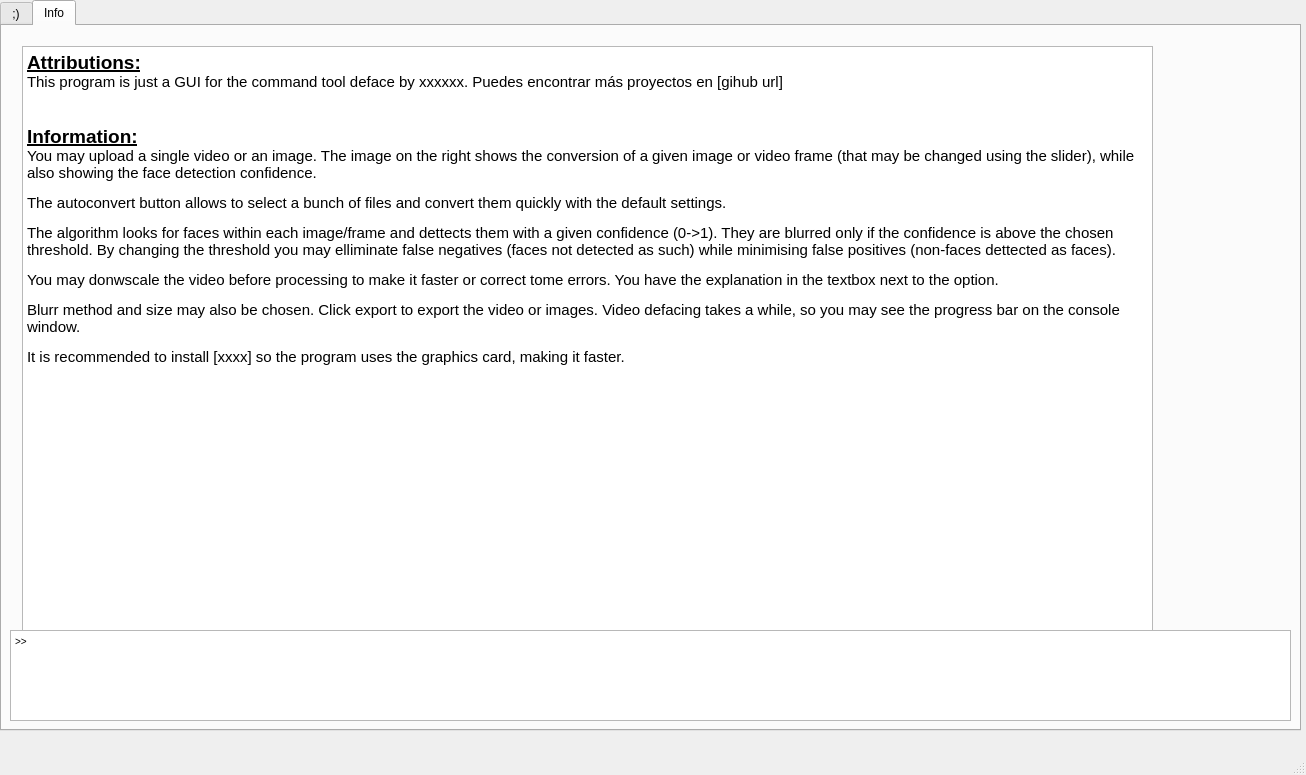
vicent-b/Deface-GUI, file Mainwindow.ui: the form before one commit.
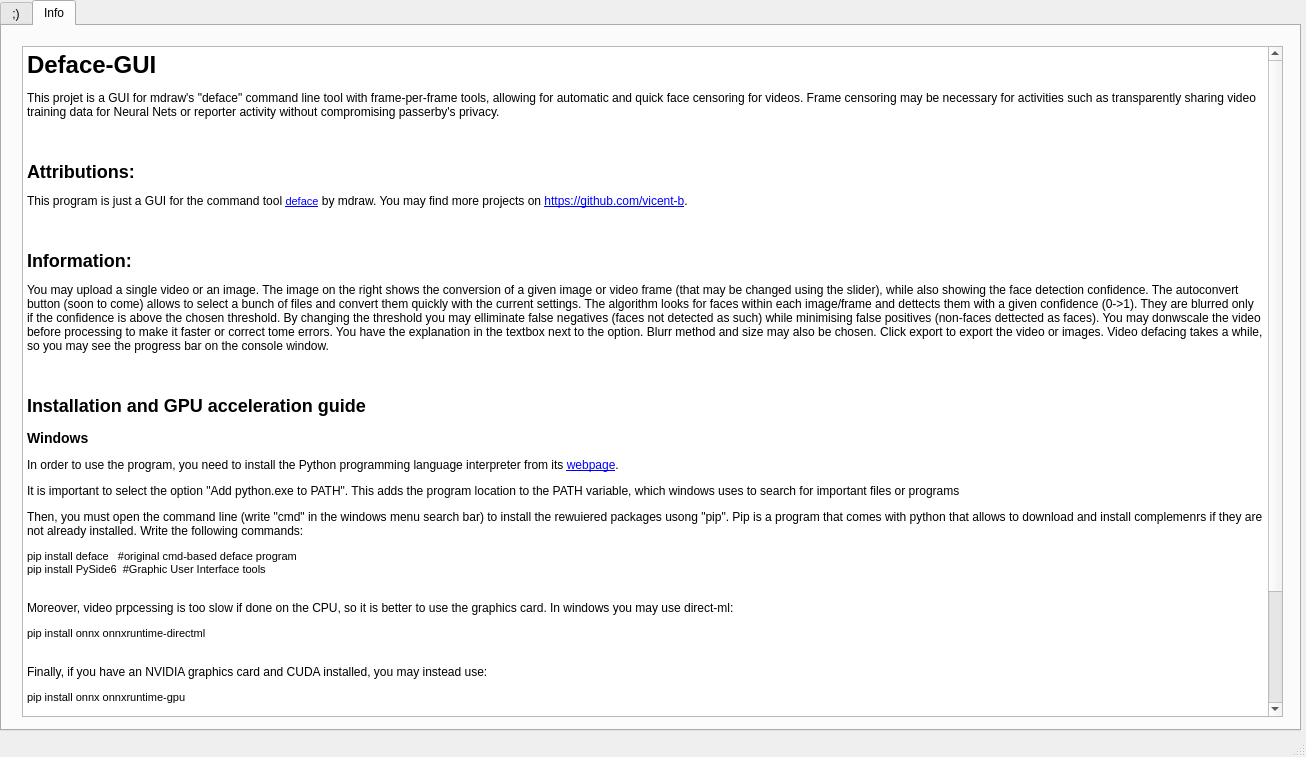
The form after the commit. The open tabs and pages were chosen to show the change.

Commit message:
Images are now supported!
-Cleaned up unused variables

- !!! Mainwindow.ui was not being updated recently, as I was mistakenly editing a copy in another folder. Sorry!

The edit to the form file:
```diff
--- a/Mainwindow.ui
+++ b/Mainwindow.ui
@@ -7,7 +7,7 @@
     <x>0</x>
     <y>0</y>
     <width>1306</width>
-    <height>775</height>
+    <height>757</height>
    </rect>
   </property>
   <property name="windowTitle">
@@ -858,6 +858,30 @@
 multiple files</string>
       </property>
      </widget>
+     <widget class="QTextEdit" name="textEdit_ConsoleOutput">
+      <property name="geometry">
+       <rect>
+        <x>10</x>
+        <y>590</y>
+        <width>1281</width>
+        <height>91</height>
+       </rect>
+      </property>
+      <property name="autoFillBackground">
+       <bool>false</bool>
+      </property>
+      <property name="readOnly">
+       <bool>true</bool>
+      </property>
+      <property name="html">
+       <string>&lt;!DOCTYPE HTML PUBLIC &quot;-//W3C//DTD HTML 4.0//EN&quot; &quot;http://www.w3.org/TR/REC-html40/strict.dtd&quot;&gt;
+&lt;html&gt;&lt;head&gt;&lt;meta name=&quot;qrichtext&quot; content=&quot;1&quot; /&gt;&lt;style type=&quot;text/css&quot;&gt;
+p, li { white-space: pre-wrap; }
+&lt;/style&gt;&lt;/head&gt;&lt;body style=&quot; font-family:'MS Shell Dlg 2'; font-size:7.8pt; font-weight:400; font-style:normal;&quot;&gt;
+&lt;p style=&quot; margin-top:0px; margin-bottom:0px; margin-left:0px; margin-right:0px; -qt-block-indent:0; text-indent:0px;&quot;&gt;&amp;gt;&amp;gt;&lt;/p&gt;
+&lt;p style=&quot;-qt-paragraph-type:empty; margin-top:0px; margin-bottom:0px; margin-left:0px; margin-right:0px; -qt-block-indent:0; text-indent:0px;&quot;&gt;&lt;br /&gt;&lt;/p&gt;&lt;/body&gt;&lt;/html&gt;</string>
+      </property>
+     </widget>
     </widget>
     <widget class="QWidget" name="tab_1">
      <attribute name="title">
@@ -868,8 +892,8 @@
        <rect>
         <x>20</x>
         <y>20</y>
-        <width>1131</width>
-        <height>661</height>
+        <width>1261</width>
+        <height>671</height>
        </rect>
       </property>
       <property name="html">
@@ -877,42 +901,38 @@
 &lt;html&gt;&lt;head&gt;&lt;meta name=&quot;qrichtext&quot; content=&quot;1&quot; /&gt;&lt;style type=&quot;text/css&quot;&gt;
 p, li { white-space: pre-wrap; }
 &lt;/style&gt;&lt;/head&gt;&lt;body style=&quot; font-family:'MS Shell Dlg 2'; font-size:7.8pt; font-weight:400; font-style:normal;&quot;&gt;
-&lt;p style=&quot; margin-top:12px; margin-bottom:12px; margin-left:0px; margin-right:0px; -qt-block-indent:0; text-indent:0px;&quot;&gt;&lt;span style=&quot; font-size:14pt; font-weight:600; text-decoration: underline;&quot;&gt;Attributions:&lt;/span&gt;&lt;span style=&quot; font-size:11pt;&quot;&gt;&lt;br /&gt;This program is just a GUI for the command tool deface by xxxxxx. Puedes encontrar más proyectos en [gihub url]&lt;/span&gt;&lt;/p&gt;
-&lt;p style=&quot; margin-top:12px; margin-bottom:12px; margin-left:0px; margin-right:0px; -qt-block-indent:0; text-indent:0px;&quot;&gt;&lt;span style=&quot; font-size:14pt;&quot;&gt;&lt;br /&gt;&lt;/span&gt;&lt;span style=&quot; font-size:14pt; font-weight:600; text-decoration: underline;&quot;&gt;Information:&lt;/span&gt;&lt;span style=&quot; font-size:11pt;&quot;&gt;&lt;br /&gt;You may upload a single video or an image. The image on the right shows the conversion of a given image or video frame (that may be changed using the slider), while also showing the face detection confidence.&lt;/span&gt;&lt;/p&gt;
-&lt;p style=&quot; margin-top:12px; margin-bottom:12px; margin-left:0px; margin-right:0px; -qt-block-indent:0; text-indent:0px;&quot;&gt;&lt;span style=&quot; font-size:11pt;&quot;&gt;The autoconvert button allows to select a bunch of files and convert them quickly with the default settings.&lt;/span&gt;&lt;/p&gt;
-&lt;p style=&quot; margin-top:12px; margin-bottom:12px; margin-left:0px; margin-right:0px; -qt-block-indent:0; text-indent:0px;&quot;&gt;&lt;span style=&quot; font-size:11pt;&quot;&gt;The algorithm looks for faces within each image/frame and dettects them with a given confidence (0-&amp;gt;1). They are blurred only if the confidence is above the chosen threshold. By changing the threshold you may elliminate false negatives (faces not detected as such) while minimising false positives (non-faces dettected as faces).&lt;/span&gt;&lt;/p&gt;
-&lt;p style=&quot; margin-top:12px; margin-bottom:12px; margin-left:0px; margin-right:0px; -qt-block-indent:0; text-indent:0px;&quot;&gt;&lt;span style=&quot; font-size:11pt;&quot;&gt;You may donwscale the video before processing to make it faster or correct tome errors. You have the explanation in the textbox next to the option.&lt;/span&gt;&lt;/p&gt;
-&lt;p style=&quot; margin-top:12px; margin-bottom:12px; margin-left:0px; margin-right:0px; -qt-block-indent:0; text-indent:0px;&quot;&gt;&lt;span style=&quot; font-size:11pt;&quot;&gt;Blurr method and size may also be chosen. Click export to export the video or images. Video defacing takes a while, so you may see the progress bar on the console window. &lt;/span&gt;&lt;/p&gt;
-&lt;p style=&quot; margin-top:12px; margin-bottom:12px; margin-left:0px; margin-right:0px; -qt-block-indent:0; text-indent:0px;&quot;&gt;&lt;span style=&quot; font-size:11pt;&quot;&gt;It is recommended to install [xxxx] so the program uses the graphics card, making it faster.&lt;/span&gt;&lt;/p&gt;
-&lt;p style=&quot; margin-top:12px; margin-bottom:12px; margin-left:0px; margin-right:0px; -qt-block-indent:0; text-indent:0px;&quot;&gt;&lt;span style=&quot; font-size:6.6pt;&quot;&gt;&lt;br /&gt;&lt;/span&gt;&lt;/p&gt;&lt;/body&gt;&lt;/html&gt;</string>
+&lt;h1 style=&quot; margin-top:18px; margin-bottom:12px; margin-left:0px; margin-right:0px; -qt-block-indent:0; text-indent:0px;&quot;&gt;&lt;a name=&quot;deface-gui&quot;&gt;&lt;/a&gt;&lt;span style=&quot; font-size:8pt; font-weight:600;&quot;&gt;D&lt;/span&gt;&lt;span style=&quot; font-size:8pt; font-weight:600;&quot;&gt;eface-GUI&lt;/span&gt;&lt;/h1&gt;
+&lt;p style=&quot; margin-top:12px; margin-bottom:12px; margin-left:0px; margin-right:0px; -qt-block-indent:0; text-indent:0px;&quot;&gt;&lt;span style=&quot; font-size:9pt;&quot;&gt;This projet is a GUI for mdraw's &amp;quot;deface&amp;quot; command line tool with frame-per-frame tools, allowing for automatic and quick face censoring for videos. Frame censoring may be necessary for activities such as transparently sharing video training data for Neural Nets or reporter activity without compromising passerby's privacy.&lt;/span&gt;&lt;/p&gt;
+&lt;p style=&quot;-qt-paragraph-type:empty; margin-top:12px; margin-bottom:12px; margin-left:0px; margin-right:0px; -qt-block-indent:0; text-indent:0px; font-size:9pt;&quot;&gt;&lt;br /&gt;&lt;/p&gt;
+&lt;h2 style=&quot; margin-top:16px; margin-bottom:12px; margin-left:0px; margin-right:0px; -qt-block-indent:0; text-indent:0px;&quot;&gt;&lt;a name=&quot;attributions-&quot;&gt;&lt;/a&gt;&lt;span style=&quot; font-size:8pt; font-weight:600;&quot;&gt;A&lt;/span&gt;&lt;span style=&quot; font-size:8pt; font-weight:600;&quot;&gt;ttributions:&lt;/span&gt;&lt;/h2&gt;
+&lt;p style=&quot; margin-top:12px; margin-bottom:12px; margin-left:0px; margin-right:0px; -qt-block-indent:0; text-indent:0px;&quot;&gt;&lt;span style=&quot; font-size:9pt;&quot;&gt;This program is just a GUI for the command tool &lt;/span&gt;&lt;a href=&quot;https://github.com/ORB-HD/deface/&quot;&gt;&lt;span style=&quot; font-size:8pt; text-decoration: underline; color:#0000ff;&quot;&gt;deface&lt;/span&gt;&lt;/a&gt;&lt;span style=&quot; font-size:9pt;&quot;&gt; by mdraw. You may find more projects on &lt;/span&gt;&lt;a href=&quot;https://github.com/vicent-b&quot;&gt;&lt;span style=&quot; font-size:9pt; text-decoration: underline; color:#0000ff;&quot;&gt;https://github.com/vicent-b&lt;/span&gt;&lt;/a&gt;&lt;span style=&quot; font-size:9pt;&quot;&gt;.&lt;/span&gt;&lt;/p&gt;
+&lt;p style=&quot;-qt-paragraph-type:empty; margin-top:12px; margin-bottom:12px; margin-left:0px; margin-right:0px; -qt-block-indent:0; text-indent:0px; font-size:9pt;&quot;&gt;&lt;br /&gt;&lt;/p&gt;
+&lt;h2 style=&quot; margin-top:16px; margin-bottom:12px; margin-left:0px; margin-right:0px; -qt-block-indent:0; text-indent:0px;&quot;&gt;&lt;a name=&quot;information-&quot;&gt;&lt;/a&gt;&lt;span style=&quot; font-size:8pt; font-weight:600;&quot;&gt;I&lt;/span&gt;&lt;span style=&quot; font-size:8pt; font-weight:600;&quot;&gt;nformation:&lt;/span&gt;&lt;/h2&gt;
+&lt;p style=&quot; margin-top:12px; margin-bottom:12px; margin-left:0px; margin-right:0px; -qt-block-indent:0; text-indent:0px;&quot;&gt;&lt;span style=&quot; font-size:9pt;&quot;&gt;You may upload a single video or an image. The image on the right shows the conversion of a given image or video frame (that may be changed using the slider), while also showing the face detection confidence. The autoconvert button (soon to come) allows to select a bunch of files and convert them quickly with the current settings. The algorithm looks for faces within each image/frame and dettects them with a given confidence (0-&amp;gt;1). They are blurred only if the confidence is above the chosen threshold. By changing the threshold you may elliminate false negatives (faces not detected as such) while minimising false positives (non-faces dettected as faces). You may donwscale the video before processing to make it faster or correct tome errors. You have the explanation in the textbox next to the option. Blurr method and size may also be chosen. Click export to export the video or images. Video defacing takes a while, so you may see the progress bar on the console window. &lt;/span&gt;&lt;/p&gt;
+&lt;p style=&quot;-qt-paragraph-type:empty; margin-top:12px; margin-bottom:12px; margin-left:0px; margin-right:0px; -qt-block-indent:0; text-indent:0px; font-size:9pt;&quot;&gt;&lt;br /&gt;&lt;/p&gt;
+&lt;h2 style=&quot; margin-top:16px; margin-bottom:12px; margin-left:0px; margin-right:0px; -qt-block-indent:0; text-indent:0px;&quot;&gt;&lt;a name=&quot;installation-and-gpu-acceleration-guide&quot;&gt;&lt;/a&gt;&lt;span style=&quot; font-size:8pt; font-weight:600;&quot;&gt;I&lt;/span&gt;&lt;span style=&quot; font-size:8pt; font-weight:600;&quot;&gt;nstallation and GPU acceleration guide&lt;/span&gt;&lt;/h2&gt;
+&lt;h3 style=&quot; margin-top:14px; margin-bottom:12px; margin-left:0px; margin-right:0px; -qt-block-indent:0; text-indent:0px;&quot;&gt;&lt;a name=&quot;windows&quot;&gt;&lt;/a&gt;&lt;span style=&quot; font-size:8pt; font-weight:600;&quot;&gt;W&lt;/span&gt;&lt;span style=&quot; font-size:8pt; font-weight:600;&quot;&gt;indows&lt;/span&gt;&lt;/h3&gt;
+&lt;p style=&quot; margin-top:12px; margin-bottom:12px; margin-left:0px; margin-right:0px; -qt-block-indent:0; text-indent:0px;&quot;&gt;&lt;span style=&quot; font-size:9pt;&quot;&gt;In order to use the program, you need to install the Python programming language interpreter from its &lt;/span&gt;&lt;a href=&quot;www.python.org&quot;&gt;&lt;span style=&quot; font-size:9pt; text-decoration: underline; color:#0000ff;&quot;&gt;webpage&lt;/span&gt;&lt;/a&gt;&lt;span style=&quot; font-size:9pt;&quot;&gt;. &lt;/span&gt;&lt;/p&gt;
+&lt;p style=&quot; margin-top:12px; margin-bottom:12px; margin-left:0px; margin-right:0px; -qt-block-indent:0; text-indent:0px;&quot;&gt;&lt;span style=&quot; font-size:9pt;&quot;&gt;It is important to select the option &amp;quot;Add python.exe to PATH&amp;quot;. This adds the program location to the PATH variable, which windows uses to search for important files or programs&lt;/span&gt;&lt;/p&gt;
+&lt;p style=&quot; margin-top:12px; margin-bottom:12px; margin-left:0px; margin-right:0px; -qt-block-indent:0; text-indent:0px;&quot;&gt;&lt;span style=&quot; font-size:9pt;&quot;&gt;Then, you must open the command line (write &amp;quot;cmd&amp;quot; in the windows menu search bar) to install the rewuiered packages usong &amp;quot;pip&amp;quot;. Pip is a program that comes with python that allows to download and install complemenrs if they are not already installed. Write the following commands:&lt;/span&gt;&lt;/p&gt;
+&lt;p style=&quot; margin-top:12px; margin-bottom:0px; margin-left:0px; margin-right:0px; -qt-block-indent:0; text-indent:0px;&quot;&gt;&lt;span style=&quot; font-family:'Courier New'; font-size:8pt;&quot;&gt;pip install deface   #original cmd-based deface program&lt;/span&gt;&lt;/p&gt;
+&lt;p style=&quot; margin-top:0px; margin-bottom:0px; margin-left:0px; margin-right:0px; -qt-block-indent:0; text-indent:0px;&quot;&gt;&lt;span style=&quot; font-family:'Courier New'; font-size:8pt;&quot;&gt;pip install PySide6  #Graphic User Interface tools&lt;/span&gt;&lt;/p&gt;
+&lt;p style=&quot;-qt-paragraph-type:empty; margin-top:0px; margin-bottom:12px; margin-left:0px; margin-right:0px; -qt-block-indent:0; text-indent:0px; font-family:'Courier New'; font-size:8pt;&quot;&gt;&lt;br /&gt;&lt;/p&gt;
+&lt;p style=&quot; margin-top:12px; margin-bottom:12px; margin-left:0px; margin-right:0px; -qt-block-indent:0; text-indent:0px;&quot;&gt;&lt;span style=&quot; font-size:9pt;&quot;&gt;Moreover, video prpcessing is too slow if done on the CPU, so it is better to use the graphics card. In windows you may use direct-ml:&lt;/span&gt;&lt;/p&gt;
+&lt;p style=&quot; margin-top:12px; margin-bottom:0px; margin-left:0px; margin-right:0px; -qt-block-indent:0; text-indent:0px;&quot;&gt;&lt;span style=&quot; font-family:'Courier New'; font-size:8pt;&quot;&gt;pip install onnx onnxruntime-directml&lt;/span&gt;&lt;/p&gt;
+&lt;p style=&quot;-qt-paragraph-type:empty; margin-top:0px; margin-bottom:12px; margin-left:0px; margin-right:0px; -qt-block-indent:0; text-indent:0px; font-family:'Courier New'; font-size:8pt;&quot;&gt;&lt;br /&gt;&lt;/p&gt;
+&lt;p style=&quot; margin-top:12px; margin-bottom:12px; margin-left:0px; margin-right:0px; -qt-block-indent:0; text-indent:0px;&quot;&gt;&lt;span style=&quot; font-size:9pt;&quot;&gt;Finally, if you have an NVIDIA graphics card and CUDA installed, you may instead use:&lt;/span&gt;&lt;/p&gt;
+&lt;p style=&quot; margin-top:12px; margin-bottom:0px; margin-left:0px; margin-right:0px; -qt-block-indent:0; text-indent:0px;&quot;&gt;&lt;span style=&quot; font-family:'Courier New'; font-size:8pt;&quot;&gt;pip install onnx onnxruntime-gpu&lt;/span&gt;&lt;/p&gt;
+&lt;p style=&quot;-qt-paragraph-type:empty; margin-top:0px; margin-bottom:12px; margin-left:0px; margin-right:0px; -qt-block-indent:0; text-indent:0px; font-family:'Courier New'; font-size:8pt;&quot;&gt;&lt;br /&gt;&lt;/p&gt;
+&lt;p style=&quot; margin-top:12px; margin-bottom:12px; margin-left:0px; margin-right:0px; -qt-block-indent:0; text-indent:0px;&quot;&gt;&lt;span style=&quot; font-size:9pt;&quot;&gt;To ensure the graphics card is being used instead of the CPU, use the Task Manager when processing a file&lt;/span&gt;&lt;/p&gt;
+&lt;p style=&quot; margin-top:12px; margin-bottom:12px; margin-left:0px; margin-right:0px; -qt-block-indent:0; text-indent:0px;&quot;&gt;&lt;span style=&quot; font-size:9pt;&quot;&gt;Finally, download the whole folder and open (run) &amp;quot;deface_GUI.py&amp;quot; with Python.&lt;/span&gt;&lt;/p&gt;
+&lt;p style=&quot;-qt-paragraph-type:empty; margin-top:12px; margin-bottom:12px; margin-left:0px; margin-right:0px; -qt-block-indent:0; text-indent:0px; font-size:9pt;&quot;&gt;&lt;br /&gt;&lt;/p&gt;
+&lt;h3 style=&quot; margin-top:14px; margin-bottom:12px; margin-left:0px; margin-right:0px; -qt-block-indent:0; text-indent:0px;&quot;&gt;&lt;a name=&quot;linux&quot;&gt;&lt;/a&gt;&lt;span style=&quot; font-size:8pt; font-weight:600;&quot;&gt;L&lt;/span&gt;&lt;span style=&quot; font-size:8pt; font-weight:600;&quot;&gt;inux&lt;/span&gt;&lt;/h3&gt;
+&lt;p style=&quot; margin-top:12px; margin-bottom:12px; margin-left:0px; margin-right:0px; -qt-block-indent:0; text-indent:0px;&quot;&gt;&lt;span style=&quot; font-size:9pt;&quot;&gt;Let's be frank: I trust you are tech savvy enough to install Python and the listed dependencies for Windows users.&lt;/span&gt;&lt;/p&gt;&lt;/body&gt;&lt;/html&gt;</string>
       </property>
      </widget>
     </widget>
    </widget>
-   <widget class="QTextEdit" name="textEdit_ConsoleOutput">
-    <property name="geometry">
-     <rect>
-      <x>10</x>
-      <y>630</y>
-      <width>1281</width>
-      <height>91</height>
-     </rect>
-    </property>
-    <property name="autoFillBackground">
-     <bool>false</bool>
-    </property>
-    <property name="readOnly">
-     <bool>true</bool>
-    </property>
-    <property name="html">
-     <string>&lt;!DOCTYPE HTML PUBLIC &quot;-//W3C//DTD HTML 4.0//EN&quot; &quot;http://www.w3.org/TR/REC-html40/strict.dtd&quot;&gt;
-&lt;html&gt;&lt;head&gt;&lt;meta name=&quot;qrichtext&quot; content=&quot;1&quot; /&gt;&lt;style type=&quot;text/css&quot;&gt;
-p, li { white-space: pre-wrap; }
-&lt;/style&gt;&lt;/head&gt;&lt;body style=&quot; font-family:'MS Shell Dlg 2'; font-size:7.8pt; font-weight:400; font-style:normal;&quot;&gt;
-&lt;p style=&quot; margin-top:0px; margin-bottom:0px; margin-left:0px; margin-right:0px; -qt-block-indent:0; text-indent:0px;&quot;&gt;&amp;gt;&amp;gt;&lt;/p&gt;
-&lt;p style=&quot;-qt-paragraph-type:empty; margin-top:0px; margin-bottom:0px; margin-left:0px; margin-right:0px; -qt-block-indent:0; text-indent:0px;&quot;&gt;&lt;br /&gt;&lt;/p&gt;&lt;/body&gt;&lt;/html&gt;</string>
-    </property>
-   </widget>
   </widget>
   <widget class="QMenuBar" name="menubar">
    <property name="geometry">
```
Left out of the diff: 3 changed lines with no effect on the pictures. The commit also changes 2 other files.
